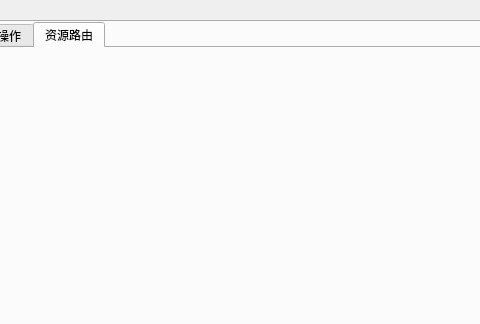
JINLINBI/qt-learning, file pyqt_learn/form.ui: the form before one commit; both pictures show x 85 to 565 and y 0 to 324 of the 1027 by 600 pixel window.
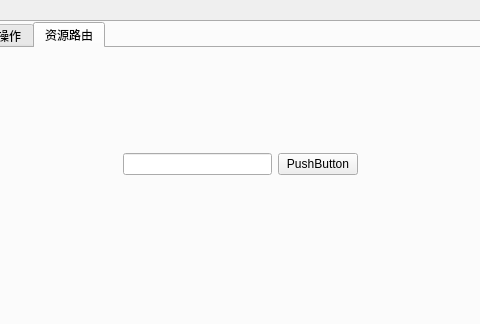
The form after the commit. The open tabs and pages were chosen to show the change. Icons and pictures are not drawn. Custom widgets are drawn as their Qt base class.

```diff
--- a/pyqt_learn/form.ui
+++ b/pyqt_learn/form.ui
@@ -158,6 +158,39 @@
        <attribute name="title">
         <string>资源路由</string>
        </attribute>
+       <widget class="QWidget" name="gridLayoutWidget">
+        <property name="geometry">
+         <rect>
+          <x>170</x>
+          <y>220</y>
+          <width>160</width>
+          <height>80</height>
+         </rect>
+        </property>
+        <layout class="QGridLayout" name="gridLayout"/>
+       </widget>
+       <widget class="QWidget" name="">
+        <property name="geometry">
+         <rect>
+          <x>160</x>
+          <y>100</y>
+          <width>235</width>
+          <height>33</height>
+         </rect>
+        </property>
+        <layout class="QHBoxLayout" name="horizontalLayout_2">
+         <item>
+          <widget class="QLineEdit" name="lineEdit"/>
+         </item>
+         <item>
+          <widget class="QPushButton" name="pushButton">
+           <property name="text">
+            <string>PushButton</string>
+           </property>
+          </widget>
+         </item>
+        </layout>
+       </widget>
       </widget>
      </widget>
     </widget>
```
Left out of the diff: 2 changed lines with no effect on the pictures.
